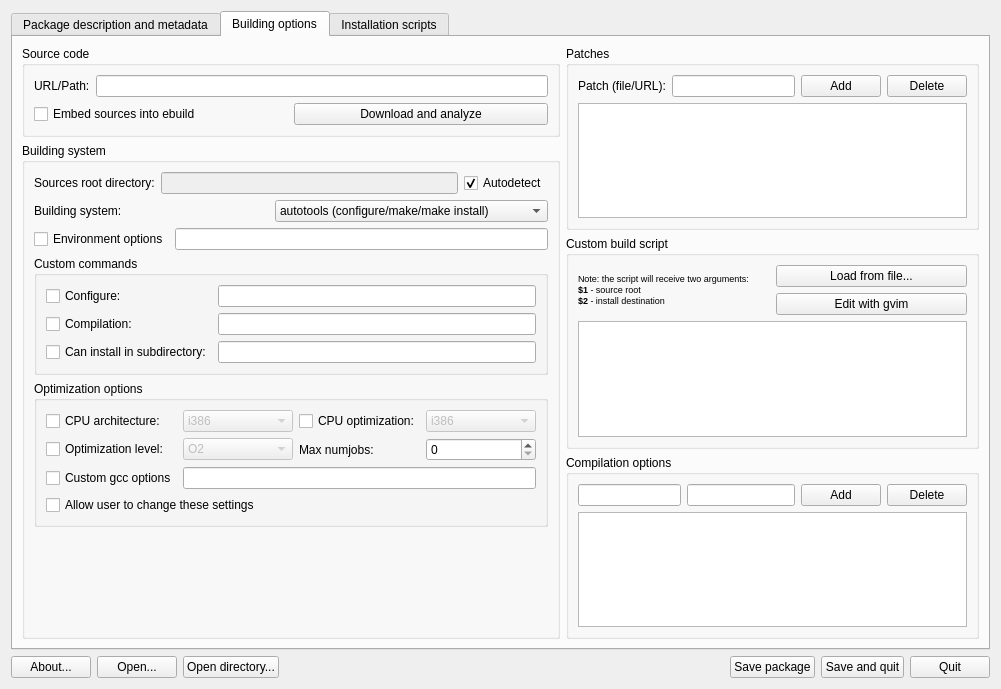
Above: mpkg/packagebuilder/package_builder.ui from BackupTheBerlios/mops before the change. Below: the same form after it.
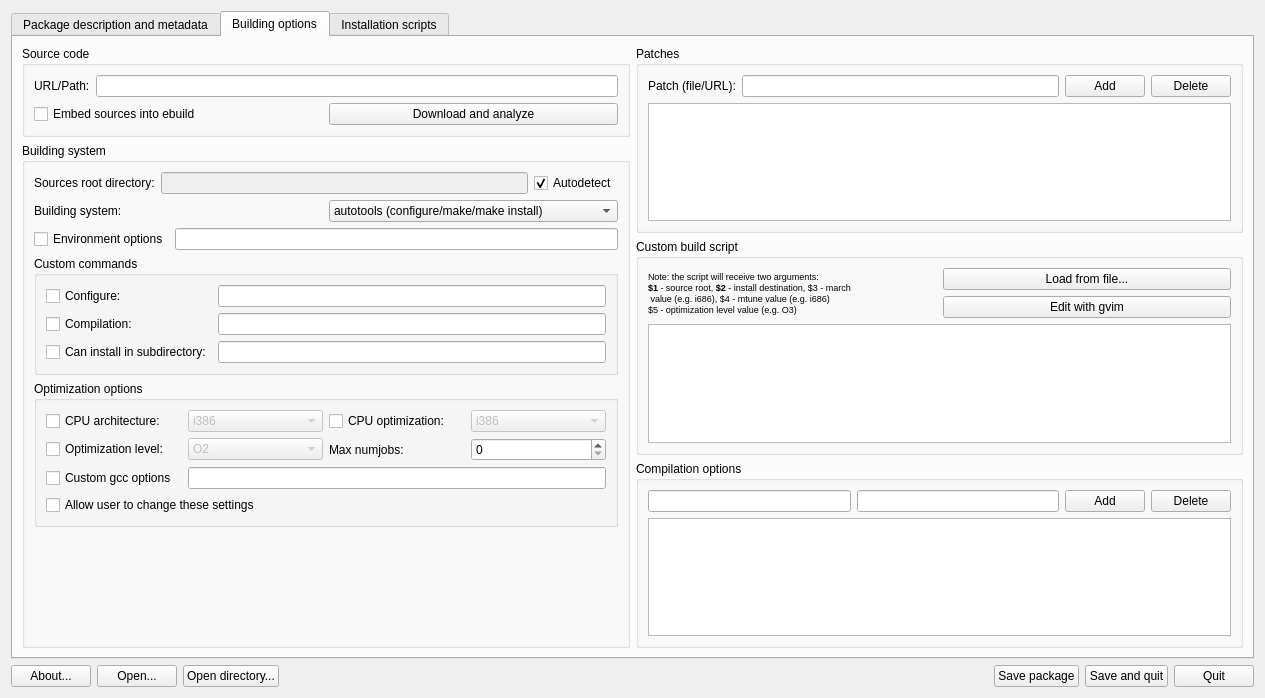
That is the form after the change. The open tabs and pages were chosen to show the change. Icons and pictures are not drawn.

Commit message: Few minor fixes: getAbsolutePath fix now passing optimization options to build script (TODO: add support in GUI) installation error handling: handle more failures, and stop building/installing if at least one package installation was failed.

Diff of the .ui file:
```diff
--- a/mpkg/packagebuilder/package_builder.ui
+++ b/mpkg/packagebuilder/package_builder.ui
@@ -5,8 +5,8 @@
    <rect>
     <x>0</x>
     <y>0</y>
-    <width>1001</width>
-    <height>689</height>
+    <width>1265</width>
+    <height>698</height>
    </rect>
   </property>
   <property name="windowTitle" >
@@ -1438,8 +1438,9 @@
 p, li { white-space: pre-wrap; }
 &lt;/style>&lt;/head>&lt;body style=" font-family:'Sans Serif'; font-size:7pt; font-weight:400; font-style:normal;">
 &lt;p style=" margin-top:0px; margin-bottom:0px; margin-left:0px; margin-right:0px; -qt-block-indent:0; text-indent:0px;">Note: the script will receive two arguments:&lt;/p>
-&lt;p style=" margin-top:0px; margin-bottom:0px; margin-left:0px; margin-right:0px; -qt-block-indent:0; text-indent:0px; font-weight:600;">$1&lt;span style=" font-weight:400;"> - source root&lt;/span>&lt;/p>
-&lt;p style=" margin-top:0px; margin-bottom:0px; margin-left:0px; margin-right:0px; -qt-block-indent:0; text-indent:0px;">&lt;span style=" font-weight:600;">$2&lt;/span> - install destination&lt;/p>&lt;/body>&lt;/html></string>
+&lt;p style=" margin-top:0px; margin-bottom:0px; margin-left:0px; margin-right:0px; -qt-block-indent:0; text-indent:0px; font-weight:600;">$1&lt;span style=" font-weight:400;"> - source root, &lt;/span>$2&lt;span style=" font-weight:400;"> - install destination, $3 - march&lt;/span>&lt;/p>
+&lt;p style=" margin-top:0px; margin-bottom:0px; margin-left:0px; margin-right:0px; -qt-block-indent:0; text-indent:0px;"> value (e.g. i686), $4 - mtune value (e.g. i686)&lt;/p>
+&lt;p style=" margin-top:0px; margin-bottom:0px; margin-left:0px; margin-right:0px; -qt-block-indent:0; text-indent:0px;">$5 - optimization level value (e.g. O3)&lt;/p>&lt;/body>&lt;/html></string>
                   </property>
                  </widget>
                 </item>
```
Left out of the diff: 2 changed lines with no effect on the pictures. The commit also changes 5 other files.
